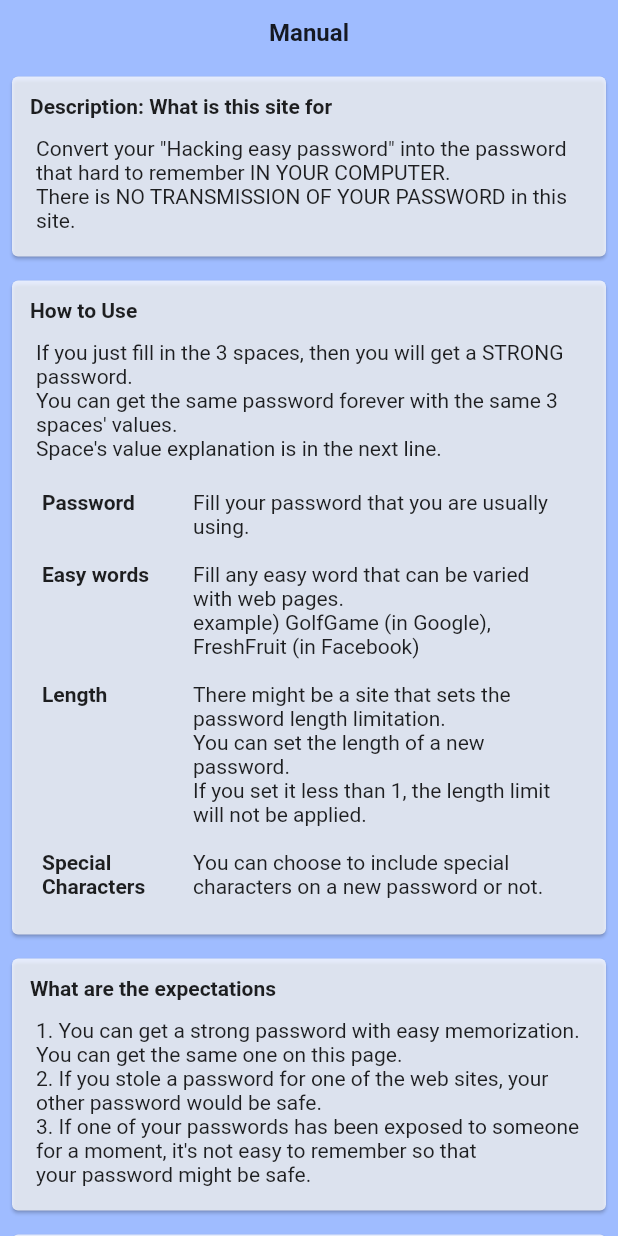
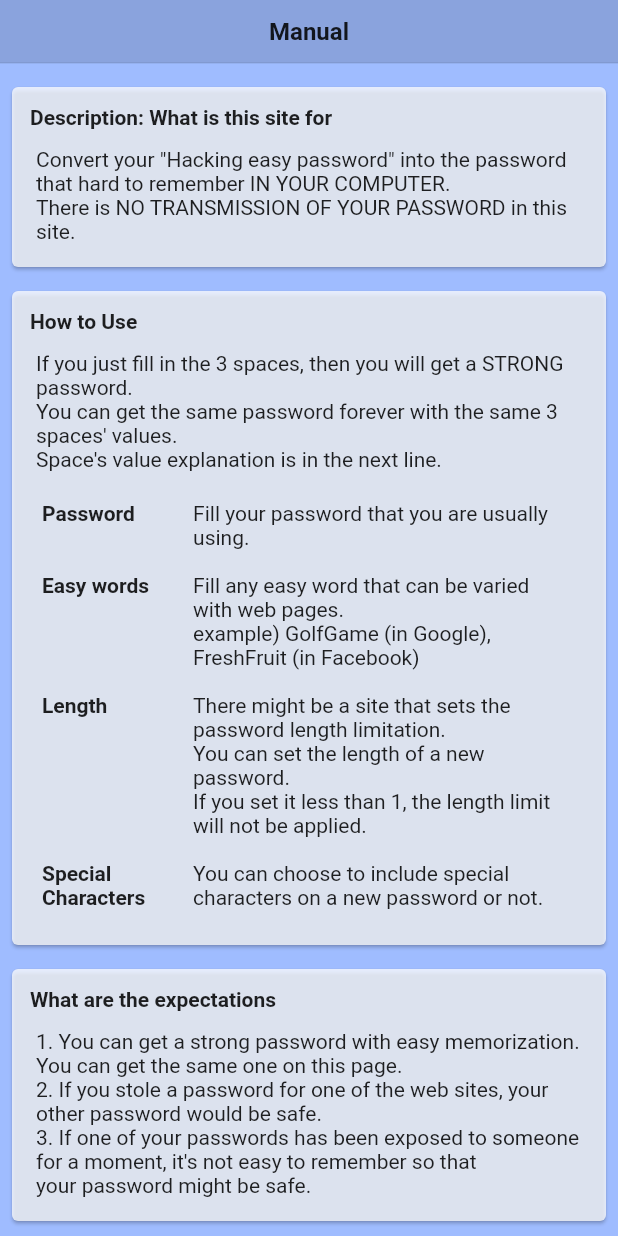
Before and after one commit to k-young-passionate/Password-Generator-Flutter, a Flutter app: the DescriptionWidget widget shown alone on an empty page, opened directly, on a phone screen of 412 x 824 dp. Run offline on Flutter 3.47's test engine with Material 2 defaults, Android fonts, the phone set to English and light mode, and no system bars.

Commit message:
feature: moved manual into a drawer

```diff
--- a/lib/main.dart
+++ b/lib/main.dart
@@ -19,6 +19,7 @@ class _PasswordGeneratorState extends State<PasswordGenerator> {
   Widget build(BuildContext context) {
     return Scaffold(
       appBar: AppBar(
+        iconTheme: new IconThemeData(color: Colors.black),
         backgroundColor: const Color(0x00FFFFF0),
         title: Text(
           "Safe Password Generator",
@@ -30,18 +31,10 @@ class _PasswordGeneratorState extends State<PasswordGenerator> {
         ),
         centerTitle: true,
       ),
-      body: Row(
-        children: [
-          Expanded(
-            flex: 3,
+      drawer: Drawer(
         child: DescriptionWidget(),
       ),
-          Expanded(
-            flex: 7,
-            child: PasswordGenerationWidget(),
-          ),
-        ],
-      ),
+      body: PasswordGenerationWidget(),
     );
   }
 }
@@ -56,9 +49,12 @@ class DescriptionWidget extends StatelessWidget {
       child: ListView(
         shrinkWrap: true,
         children: [
-          Center(
-            child: Padding(
-              padding: const EdgeInsets.all(12.0),
+          Container(
+            height: 50.0,
+            // margin: EdgeInsets.symmetric(vertical: 5.0),
+            alignment: Alignment.center,
+            child: DrawerHeader(
+              child: Center(
                 child: Text(
                   "Manual",
                   style: TextStyle(
@@ -66,6 +62,11 @@ class DescriptionWidget extends StatelessWidget {
                     fontSize: 16.0,
                   ),
                 ),
+              ),
+              decoration: BoxDecoration(
+                color: Color(0x22000000),
+              ),
+              padding: EdgeInsets.all(2.0),
             ),
           ),
           DescriptionCards(storage: DescriptionStorage()),
@@ -230,6 +231,7 @@ class _PasswordGenerationWidgetState extends State<PasswordGenerationWidget> {
                           ),
                         ),
                         RaisedButton(
+                          child: const Text("Generate"),
                           onPressed: () {},
                         ),
                       ])),
@@ -239,24 +241,20 @@ class _PasswordGenerationWidgetState extends State<PasswordGenerationWidget> {
               child: Column(children: [
             Text("Output"),
             Container(
-                child: Column(
-                  children:
-                  [
+                child: Column(children: [
               Text("New safe password"),
               Container(
                 color: Colors.white,
                 child: Text(newPassword),
               ),
               RaisedButton(
-                        onPressed: (){
+                child: const Text("Copy to Clipboard"),
+                onPressed: () {
                   Clipboard.setData(new ClipboardData(text: newPassword));
                 },
               ),
-                  ]
-                )
-              )
-            ])
-          ),
+            ]))
+          ])),
         ],
       ),
     );
```
Lines whose indentation alone changed are shown as unchanged.
